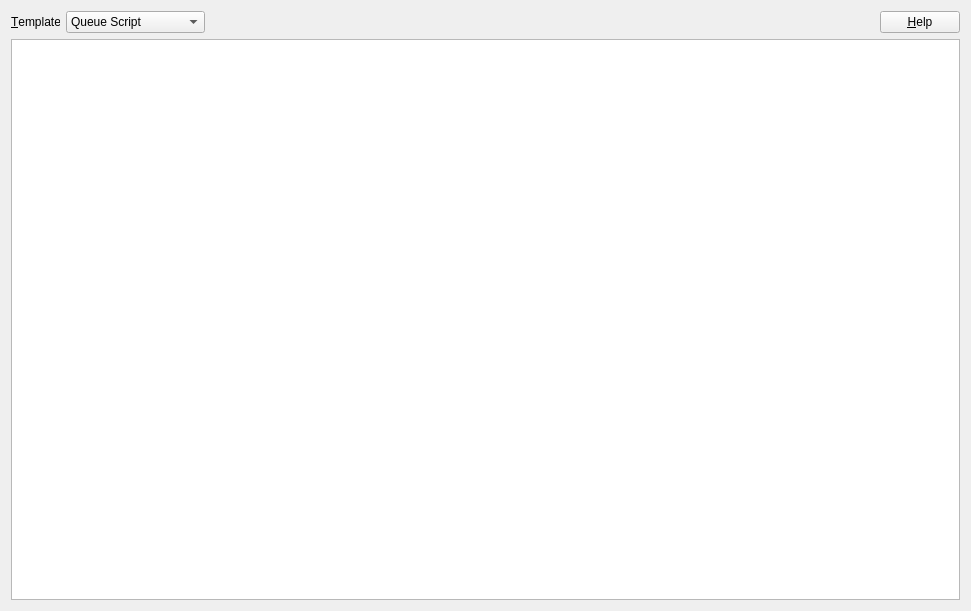
Old version of the form src/randomdock/ui/tab_edit.ui in the repository xtalopt/XtalOpt.
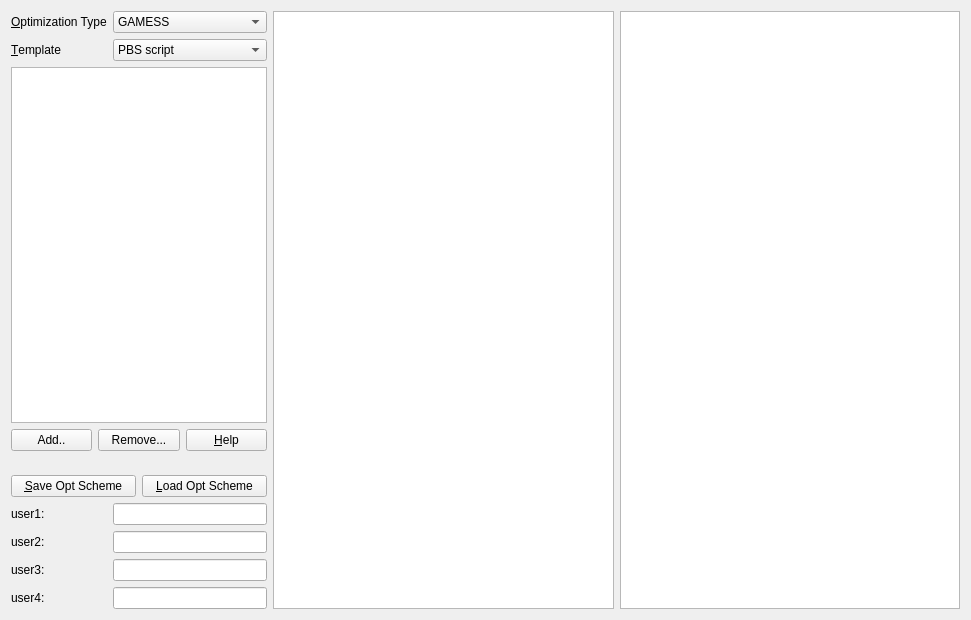
New version of the form.

Patch:
```diff
--- a/src/randomdock/ui/tab_edit.ui
+++ b/src/randomdock/ui/tab_edit.ui
@@ -7,14 +7,20 @@
     <x>0</x>
     <y>0</y>
     <width>971</width>
-    <height>611</height>
+    <height>620</height>
    </rect>
   </property>
   <property name="windowTitle">
    <string>Form</string>
   </property>
   <layout class="QGridLayout" name="gridLayout">
-   <item row="0" column="0">
+   <item row="2" column="0" colspan="4">
+    <widget class="QListWidget" name="list_opt"/>
+   </item>
+   <item row="0" column="4" rowspan="14">
+    <widget class="QTextEdit" name="edit_edit"/>
+   </item>
+   <item row="1" column="0">
     <widget class="QLabel" name="label_15">
      <property name="text">
       <string>&amp;Template</string>
@@ -24,11 +30,11 @@
      </property>
     </widget>
    </item>
-   <item row="0" column="1" colspan="2">
+   <item row="1" column="1" colspan="3">
     <widget class="QComboBox" name="combo_template">
      <item>
       <property name="text">
-       <string>Queue Script</string>
+       <string>PBS script</string>
       </property>
      </item>
      <item>
@@ -43,28 +49,110 @@
      </item>
     </widget>
    </item>
-   <item row="0" column="4">
-    <widget class="QPushButton" name="push_help">
+   <item row="10" column="0">
+    <widget class="QLabel" name="label">
      <property name="text">
-      <string>&amp;Help</string>
+      <string>user1:</string>
      </property>
     </widget>
    </item>
-   <item row="1" column="0" colspan="5">
-    <widget class="QTextEdit" name="edit_edit"/>
+   <item row="11" column="0">
+    <widget class="QLabel" name="label_2">
+     <property name="text">
+      <string>user2:</string>
+     </property>
+    </widget>
    </item>
-   <item row="0" column="3">
-    <spacer name="horizontalSpacer">
-     <property name="orientation">
-      <enum>Qt::Horizontal</enum>
+   <item row="12" column="0">
+    <widget class="QLabel" name="label_3">
+     <property name="text">
+      <string>user3:</string>
      </property>
-     <property name="sizeHint" stdset="0">
-      <size>
-       <width>40</width>
-       <height>20</height>
-      </size>
+    </widget>
+   </item>
+   <item row="13" column="0">
+    <widget class="QLabel" name="label_4">
+     <property name="text">
+      <string>user4:</string>
      </property>
-    </spacer>
+    </widget>
+   </item>
+   <item row="10" column="1" colspan="3">
+    <widget class="QLineEdit" name="edit_user1"/>
+   </item>
+   <item row="11" column="1" colspan="3">
+    <widget class="QLineEdit" name="edit_user2"/>
+   </item>
+   <item row="12" column="1" colspan="3">
+    <widget class="QLineEdit" name="edit_user3"/>
+   </item>
+   <item row="13" column="1" colspan="3">
+    <widget class="QLineEdit" name="edit_user4"/>
+   </item>
+   <item row="0" column="6" rowspan="14">
+    <widget class="QListWidget" name="list_POTCARs"/>
+   </item>
+   <item row="0" column="0">
+    <widget class="QLabel" name="label_5">
+     <property name="text">
+      <string>&amp;Optimization Type</string>
+     </property>
+     <property name="buddy">
+      <cstring>combo_optType</cstring>
+     </property>
+    </widget>
+   </item>
+   <item row="0" column="1" colspan="3">
+    <widget class="QComboBox" name="combo_optType">
+     <item>
+      <property name="text">
+       <string>GAMESS</string>
+      </property>
+     </item>
+    </widget>
+   </item>
+   <item row="3" column="0" rowspan="2" colspan="4">
+    <layout class="QHBoxLayout" name="horizontalLayout">
+     <item>
+      <widget class="QPushButton" name="push_add">
+       <property name="text">
+        <string>Add..</string>
+       </property>
+      </widget>
+     </item>
+     <item>
+      <widget class="QPushButton" name="push_remove">
+       <property name="text">
+        <string>Remove...</string>
+       </property>
+      </widget>
+     </item>
+     <item>
+      <widget class="QPushButton" name="push_help">
+       <property name="text">
+        <string>&amp;Help</string>
+       </property>
+      </widget>
+     </item>
+    </layout>
+   </item>
+   <item row="8" column="0" rowspan="2" colspan="4">
+    <layout class="QHBoxLayout" name="horizontalLayout_2">
+     <item>
+      <widget class="QPushButton" name="push_saveScheme">
+       <property name="text">
+        <string>&amp;Save Opt Scheme</string>
+       </property>
+      </widget>
+     </item>
+     <item>
+      <widget class="QPushButton" name="push_loadScheme">
+       <property name="text">
+        <string>&amp;Load Opt Scheme</string>
+       </property>
+      </widget>
+     </item>
+    </layout>
    </item>
   </layout>
  </widget>
```
Left out of the diff: 15 changed lines with no effect on the pictures.
